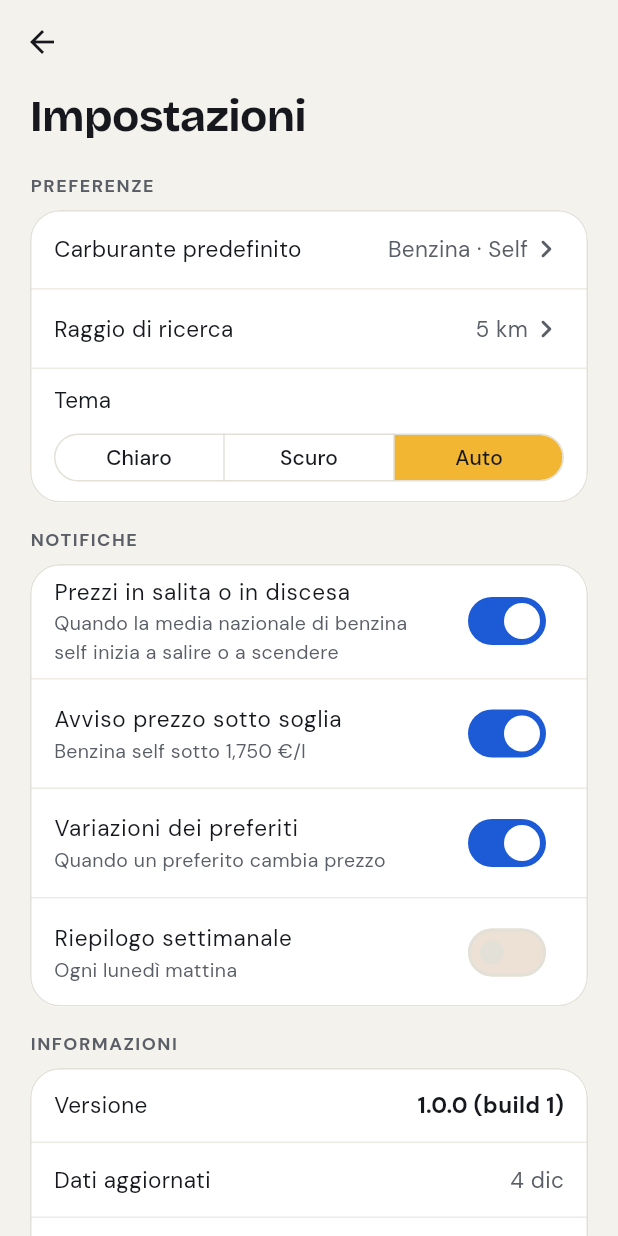
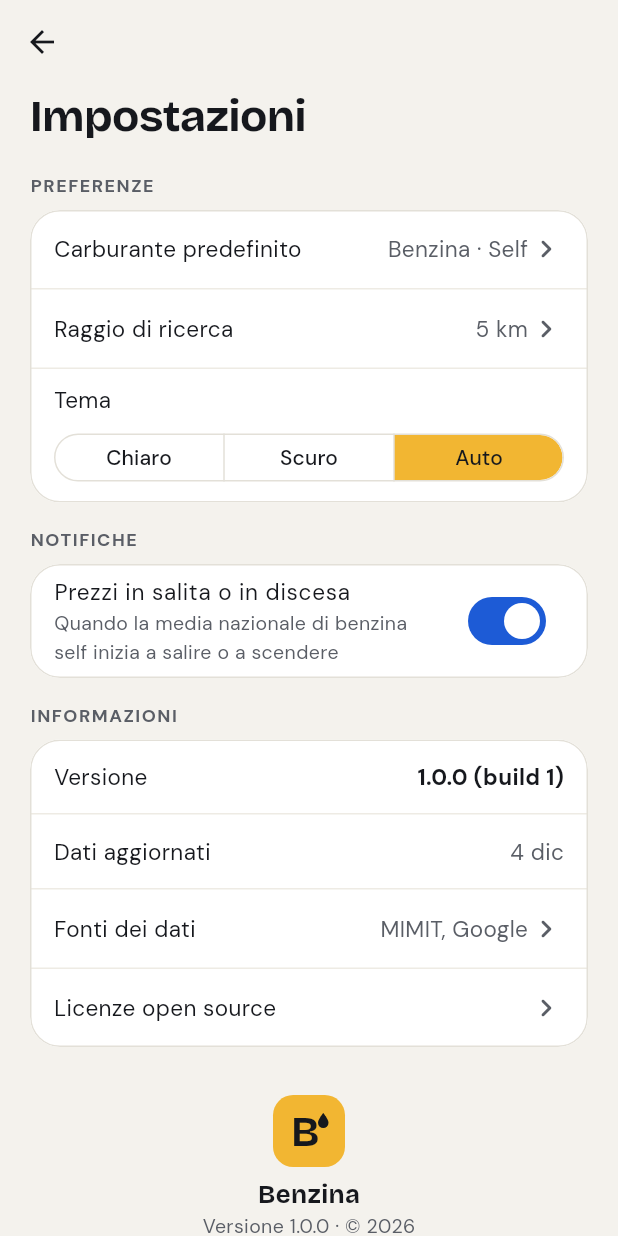
Before and after one commit to markitiello/benzina, a Flutter app: the screen it shows after launch, after a tap on the "tune" icon, on a phone screen of 412 x 824 dp. Run offline on Flutter 3.47's test engine with Material 3 defaults, Android fonts, the phone set to English and light mode, and no system bars; our stand-ins replace firebase_core, firebase_messaging, fl_chart, flutter_local_notifications, flutter_map, flutter_riverpod and 5 more; missing offline and left inert: firebase_app_check; accounts and stored records are empty.

Commit message:
Preferiti: carburante e unità accanto al prezzo; via le notifiche non attive
- Preferiti: sotto ogni prezzo "€/l · Benzina self" (€/kg per il metano),
  "non disponibile" se il distributore non vende quel carburante, e una
  riga che dice quale carburante si sta guardando.
- Tolte dalle impostazioni le notifiche non ancora implementate (prezzo
  sotto soglia, variazioni dei preferiti, riepilogo settimanale) e i
  relativi tipi di notifica.

Co-Authored-By: Claude Opus 5.5 <noreply@anthropic.com>
Claude-Session: https://claude.ai/code/session_01W8fZ8FU7sbEUE3W4ae5qM8

```diff
--- a/lib/data/models.dart
+++ b/lib/data/models.dart
@@ -176,12 +176,9 @@ class TrendAlert {
 }
 
 enum NotificationKind {
-  priceBelowThreshold,
-  favoriteDrop,
   // Media nazionale in aumento / in calo (notifiche push dal backend).
   trendUp,
   trendDown,
-  weeklySummary,
   appUpdate,
 }
 
@@ -193,7 +190,6 @@ class AppNotification {
     required this.body,
     required this.time,
     this.read = false,
-    this.stationId,
   });
 
   final String id;
@@ -202,13 +198,9 @@ class AppNotification {
   final String body;
   final DateTime time;
   final bool read;
-  final String? stationId;
 
   bool get isPriceAlert =>
-      kind == NotificationKind.priceBelowThreshold ||
-      kind == NotificationKind.favoriteDrop ||
-      kind == NotificationKind.trendUp ||
-      kind == NotificationKind.trendDown;
+      kind == NotificationKind.trendUp || kind == NotificationKind.trendDown;
 
   AppNotification copyWith({bool? read}) => AppNotification(
     id: id,
@@ -217,6 +209,5 @@ class AppNotification {
     body: body,
     time: time,
     read: read ?? this.read,
-    stationId: stationId,
   );
 }
--- a/lib/features/nearby/nearby_screen.dart
+++ b/lib/features/nearby/nearby_screen.dart
@@ -362,11 +362,16 @@ class StationTile extends StatelessWidget {
     required this.station,
     required this.subtitle,
     this.price,
+    this.priceCaption,
   });
 
   final Station station;
   final String subtitle;
   final double? price;
+
+  /// Sotto il prezzo, es. "€/l · Benzina self". Se c'è, al posto di un
+  /// prezzo mancante compare "—".
+  final String? priceCaption;
 
   @override
   Widget build(BuildContext context) {
@@ -414,13 +419,23 @@ class StationTile extends StatelessWidget {
                 ],
               ),
             ),
-            if (price != null)
-              Text(
-                formatPrice(price!),
-                style: const TextStyle(
-                  fontSize: 17,
-                  fontWeight: FontWeight.w700,
-                ),
+            if (price != null || priceCaption != null)
+              Column(
+                crossAxisAlignment: CrossAxisAlignment.end,
+                children: [
+                  Text(
+                    price == null ? '—' : formatPrice(price!),
+                    style: const TextStyle(
+                      fontSize: 17,
+                      fontWeight: FontWeight.w700,
+                    ),
+                  ),
+                  if (priceCaption != null)
+                    Text(
+                      priceCaption!,
+                      style: TextStyle(fontSize: 11, color: c.muted),
+                    ),
+                ],
               ),
           ],
         ),
--- a/lib/features/settings/settings_screen.dart
+++ b/lib/features/settings/settings_screen.dart
@@ -138,29 +138,6 @@ class SettingsScreen extends ConsumerWidget {
                     ' inizia a salire o a scendere',
                 value: s.trendAlerts,
                 onChanged: (v) => _setTrendAlerts(context, ref, v),
-              ),
-              _SwitchRow(
-                title: 'Avviso prezzo sotto soglia',
-                subtitle:
-                    '${s.fuel.label} ${s.fuel.hasServiceModes ? '${s.mode.label.toLowerCase()} ' : ''}'
-                    'sotto ${formatPrice(s.threshold)} €/l',
-                value: s.thresholdAlert,
-                onChanged: (v) =>
-                    notifier.update((s) => s.copyWith(thresholdAlert: v)),
-              ),
-              _SwitchRow(
-                title: 'Variazioni dei preferiti',
-                subtitle: 'Quando un preferito cambia prezzo',
-                value: s.favoriteAlerts,
-                onChanged: (v) =>
-                    notifier.update((s) => s.copyWith(favoriteAlerts: v)),
-              ),
-              _SwitchRow(
-                title: 'Riepilogo settimanale',
-                subtitle: 'Ogni lunedì mattina',
-                value: s.weeklySummary,
-                onChanged: (v) =>
-                    notifier.update((s) => s.copyWith(weeklySummary: v)),
               ),
             ],
           ),
```
Also changed, not shown: lib/core/format.dart (+10 -0 lines), lib/features/favorites/favorites_screen.dart (+12 -0 lines), lib/features/notifications/notifications_screen.dart (+1 -21 lines), lib/state/providers.dart (+0 -16 lines), 1 other file.
